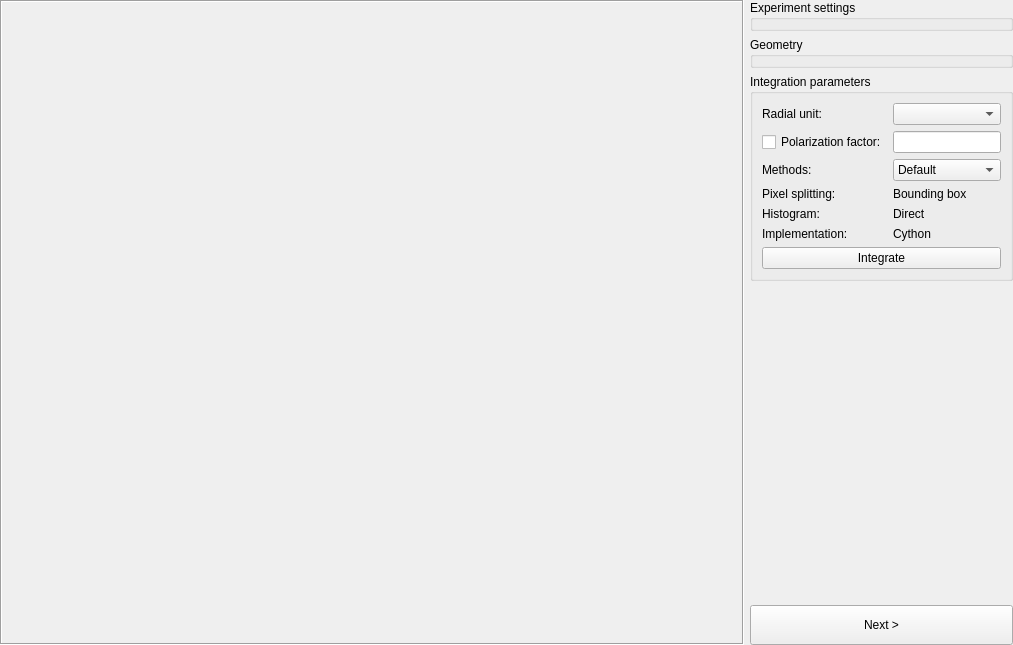
Old version of the form pyFAI/resources/gui/calibration-result.ui in the repository silx-kit/pyFAI.
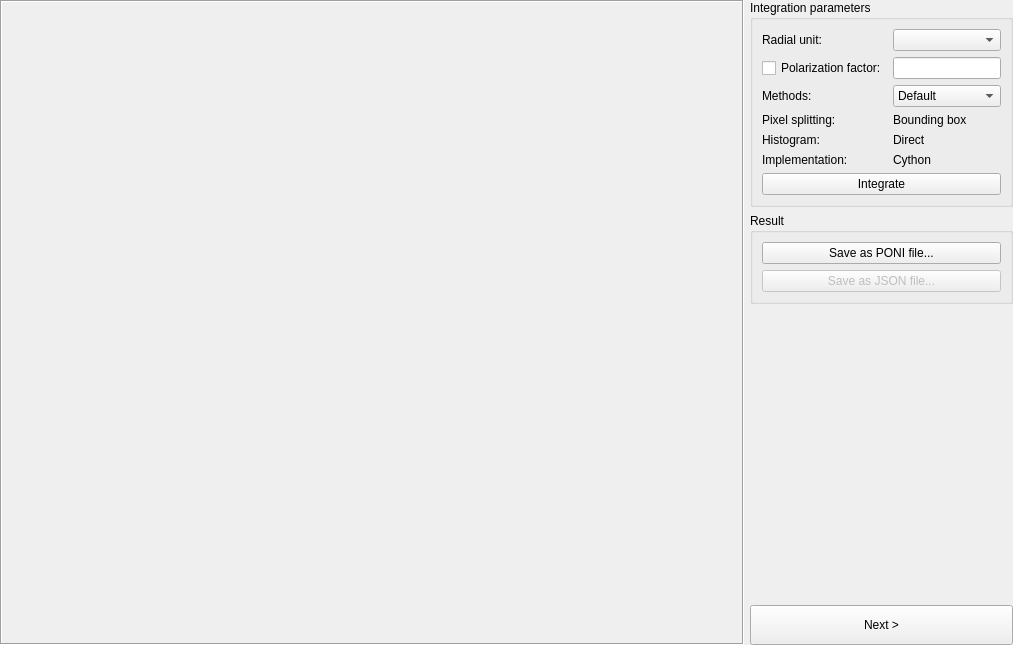
New version of the form. Custom widgets are drawn as their Qt base class.

Commit message: Save as PONI

```diff
--- a/pyFAI/resources/gui/calibration-result.ui
+++ b/pyFAI/resources/gui/calibration-result.ui
@@ -32,24 +32,10 @@
    </item>
    <item>
     <widget class="QWidget" name="widget" native="true">
-     <layout class="QVBoxLayout" name="verticalLayout_3" stretch="0,0,0,1,0">
+     <layout class="QVBoxLayout" name="verticalLayout_3" stretch="0,0,1,0">
       <property name="margin">
        <number>0</number>
       </property>
-      <item>
-       <widget class="QGroupBox" name="_settings">
-        <property name="title">
-         <string>Experiment settings</string>
-        </property>
-       </widget>
-      </item>
-      <item>
-       <widget class="QGroupBox" name="_geometry">
-        <property name="title">
-         <string>Geometry</string>
-        </property>
-       </widget>
-      </item>
       <item>
        <widget class="QGroupBox" name="groupBox_14">
         <property name="title">
@@ -154,6 +140,38 @@
         </layout>
        </widget>
       </item>
+      <item>
+       <widget class="QGroupBox" name="groupBox">
+        <property name="title">
+         <string>Result</string>
+        </property>
+        <layout class="QVBoxLayout" name="verticalLayout">
+         <item>
+          <widget class="QPushButton" name="_savePoniButton">
+           <property name="toolTip">
+            <string>A PONI file contains the geometry, the wavelength and the detector information.</string>
+           </property>
+           <property name="text">
+            <string>Save as PONI file...</string>
+           </property>
+          </widget>
+         </item>
+         <item>
+          <widget class="QPushButton" name="_saveJsonButton">
+           <property name="enabled">
+            <bool>false</bool>
+           </property>
+           <property name="toolTip">
+            <string>A JSON file contains all informations provided by PONI files, plus files used for filtering plus parameters for the integrator.</string>
+           </property>
+           <property name="text">
+            <string>Save as JSON file...</string>
+           </property>
+          </widget>
+         </item>
+        </layout>
+       </widget>
+      </item>
       <item>
        <spacer name="verticalSpacer">
         <property name="orientation">
```
The commit also changes 1 other file.
